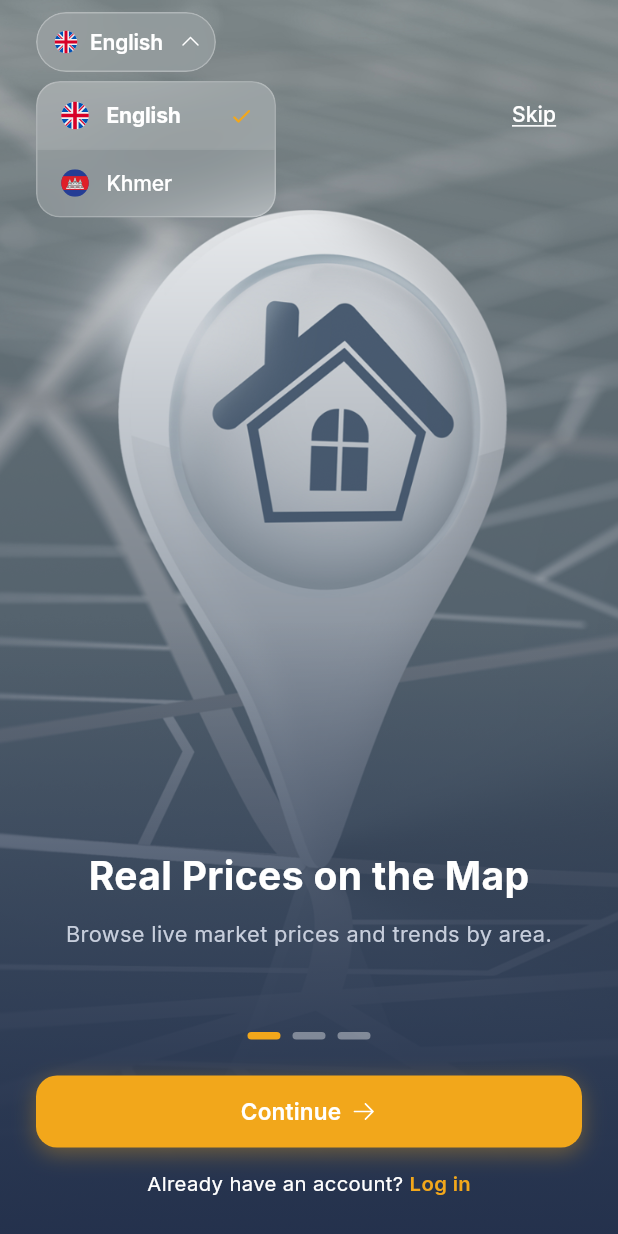
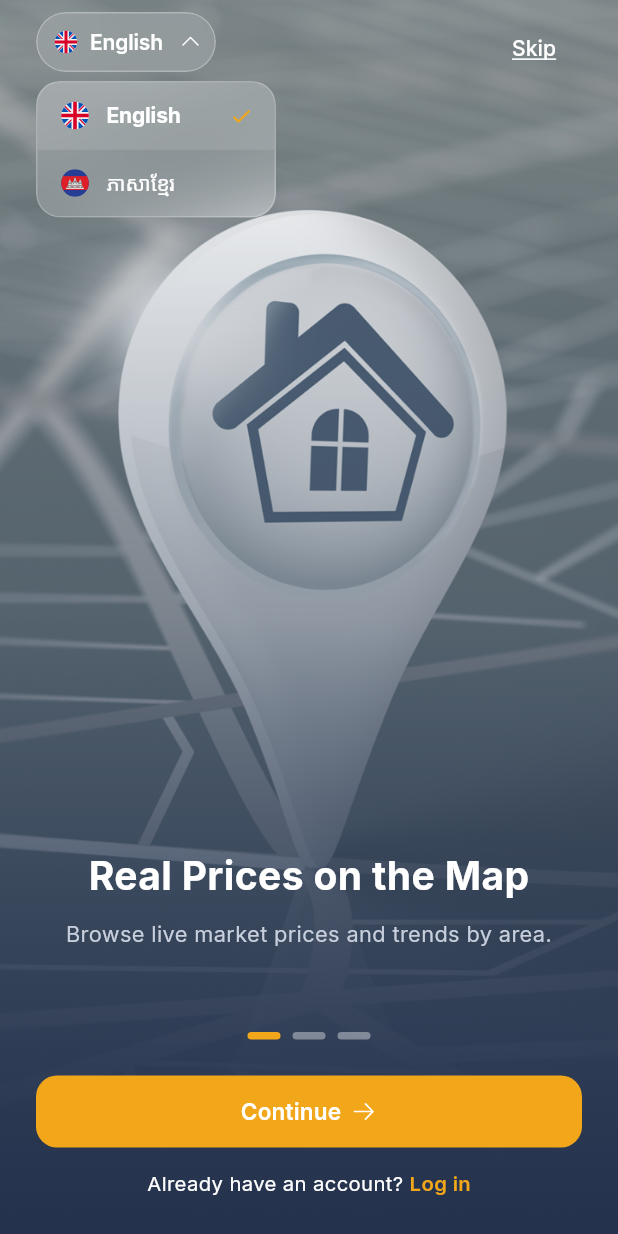
Before and after one commit to povvichar/Propertdia, a Flutter app: the screen it shows after launch, after a tap on "English", on a phone screen of 412 x 824 dp. Run offline on Flutter 3.47's test engine with Material 3 defaults, Android fonts, the phone set to English and light mode, and no system bars; our stand-ins replace flutter_riverpod, flutter_svg, go_router, google_fonts; network calls fail.

Commit message:
UI tweaks: splash logo 120px, Khmer label, flags restored, button shadow removed
Co-Authored-By: Claude Sonnet 4.6 <noreply@anthropic.com>

```diff
--- a/lib/features/onboarding/onboarding_screen.dart
+++ b/lib/features/onboarding/onboarding_screen.dart
@@ -52,7 +52,7 @@ class _LangOption {
 
 const _langOptions = [
   _LangOption(AppLanguage.english, 'assets/icons/base/english.svg', 'English'),
-  _LangOption(AppLanguage.khmer, 'assets/icons/base/khmer.svg', 'Khmer'),
+  _LangOption(AppLanguage.khmer, 'assets/icons/base/khmer.svg', 'ភាសាខ្មែរ'),
 ];
 
 // ── Screen ────────────────────────────────────────────────────────────────────
@@ -119,6 +119,7 @@ class _OnboardingScreenState extends ConsumerState<OnboardingScreen> {
                 children: [
                   Row(
                     mainAxisAlignment: MainAxisAlignment.spaceBetween,
+                    crossAxisAlignment: CrossAxisAlignment.start,
                     children: [
                       _LangPicker(
                         selected: selected,
--- a/lib/features/onboarding/splash_screen.dart
+++ b/lib/features/onboarding/splash_screen.dart
@@ -69,8 +69,8 @@ class _SplashScreenState extends State<SplashScreen>
                   opacity: _fade,
                   child: Image.asset(
                     'assets/images/logo.png',
-                    width: 210,
-                    height: 210,
+                    width: 120,
+                    height: 120,
                   ),
                 ),
               ),
--- a/lib/shared/widgets/primary_button.dart
+++ b/lib/shared/widgets/primary_button.dart
@@ -47,7 +47,7 @@ class _PrimaryButtonState extends State<PrimaryButton> {
             decoration: BoxDecoration(
               color: _pressed ? AppColors.goldDark : AppColors.gold,
               borderRadius: BorderRadius.circular(14),
-              boxShadow: _pressed ? [] : AppColors.buttonGlow,
+              boxShadow: const [],
             ),
             child: Material(
               color: Colors.transparent,
```
Also changed, not shown: .claude/settings.json.
